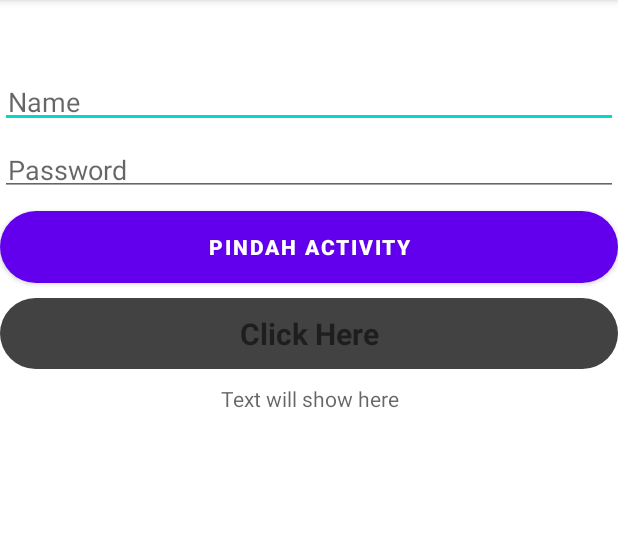
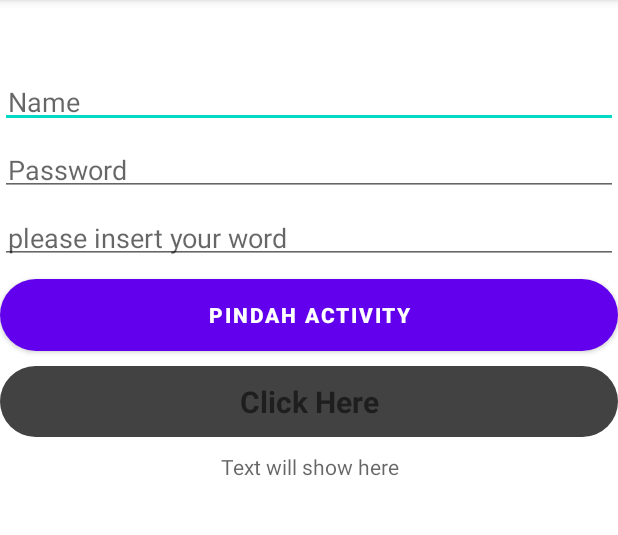
Before and after one commit to kalitrack18/LatihanYukCoding, an Android app: the screen it shows after launch (MainActivity), on a phone screen of 412 x 824 dp, the part 84-619 px from its top. Run offline under Robolectric (Android 15) with nearby library versions, the phone set to English and light mode, and no system bars.

Commit message:
latihan tambahan onclick

```diff
--- a/OnclickButton/app/src/main/java/com/example/onclickbutton/MainActivity.java
+++ b/OnclickButton/app/src/main/java/com/example/onclickbutton/MainActivity.java
@@ -14,8 +14,10 @@ public class MainActivity extends AppCompatActivity {
 
     public static final String EXTRA_MESSAGE = "Nama";
     public static final String EXTRA_PASSWORD = "Password";
+    public static final String TEXT_EXTRA = "InsertText";
     EditText Name;
     EditText txtpass;
+    EditText inText;
     Button btnMain;
     TextView tvClick;
     TextView tvHere;
@@ -30,15 +32,18 @@ public class MainActivity extends AppCompatActivity {
         txtpass = findViewById(R.id.txtPwd);
         tvClick = findViewById(R.id.tv_click);
         tvHere = findViewById(R.id.tv_here);
+        inText = findViewById(R.id.testText);
         btnMain = findViewById(R.id.btnMain);
         btnMain.setOnClickListener(new View.OnClickListener() {
             @Override
             public void onClick(View view) {
                 String ambilNilaiEditext = Name.getText().toString();
                 String ambilNilaiPassword = txtpass.getText().toString();
+                String kirmiText = inText.getText().toString();
                 Intent intent = new Intent(MainActivity.this, MainActivity2.class);
                 intent.putExtra(EXTRA_MESSAGE, ambilNilaiEditext);
                 intent.putExtra(EXTRA_PASSWORD, ambilNilaiPassword);
+                intent.putExtra(TEXT_EXTRA, kirmiText);
                 startActivity(intent);
                 Toast.makeText(MainActivity.this, "Berpindah Activity", Toast.LENGTH_SHORT).show();
             }
--- a/OnclickButton/app/src/main/java/com/example/onclickbutton/MainActivity2.java
+++ b/OnclickButton/app/src/main/java/com/example/onclickbutton/MainActivity2.java
@@ -13,8 +13,10 @@ public class MainActivity2 extends AppCompatActivity {
 
     TextView txtName;
     TextView txtPassword;
+    TextView RecvText;
     private String  password;
     private String name;
+    private String Text;
 
     @Override
     protected void onCreate(Bundle savedInstanceState) {
@@ -25,12 +27,15 @@ public class MainActivity2 extends AppCompatActivity {
         Intent intent = getIntent();
         name = intent.getStringExtra(MainActivity.EXTRA_MESSAGE);
         password = intent.getStringExtra(MainActivity.EXTRA_PASSWORD);
+        Text = intent.getStringExtra(MainActivity.TEXT_EXTRA);
 
         // capture the layout's TextView and set the string as its text
         txtName = findViewById(R.id.txtView);
         txtPassword = findViewById(R.id.txtPassword);
+        RecvText = findViewById(R.id.receiveText);
         txtName.setText(name);
         txtPassword.setText(password);
+        RecvText.setText(Text);
 
     }
 }
--- a/OnclickButton/app/src/main/res/layout/activity_main.xml
+++ b/OnclickButton/app/src/main/res/layout/activity_main.xml
@@ -25,6 +25,14 @@
             android:layout_width="match_parent"
             android:layout_height="wrap_content"
             android:hint="Password"/>
+
+        <EditText
+            android:id="@+id/testText"
+            android:layout_width="match_parent"
+            android:layout_height="wrap_content"
+            android:padding="5dp"
+            android:layout_marginTop="10dp"
+            android:hint="please insert your word"/>
 
         <Button
             android:id="@+id/btnMain"
--- a/OnclickButton/app/src/main/res/layout/activity_main2.xml
+++ b/OnclickButton/app/src/main/res/layout/activity_main2.xml
@@ -39,6 +39,12 @@
         android:textSize="15sp"
         android:textStyle="bold"/>
 
+    <TextView
+        android:id="@+id/receiveText"
+        android:layout_width="match_parent"
+        android:layout_height="wrap_content"/>
+
+
 
 
 
```
